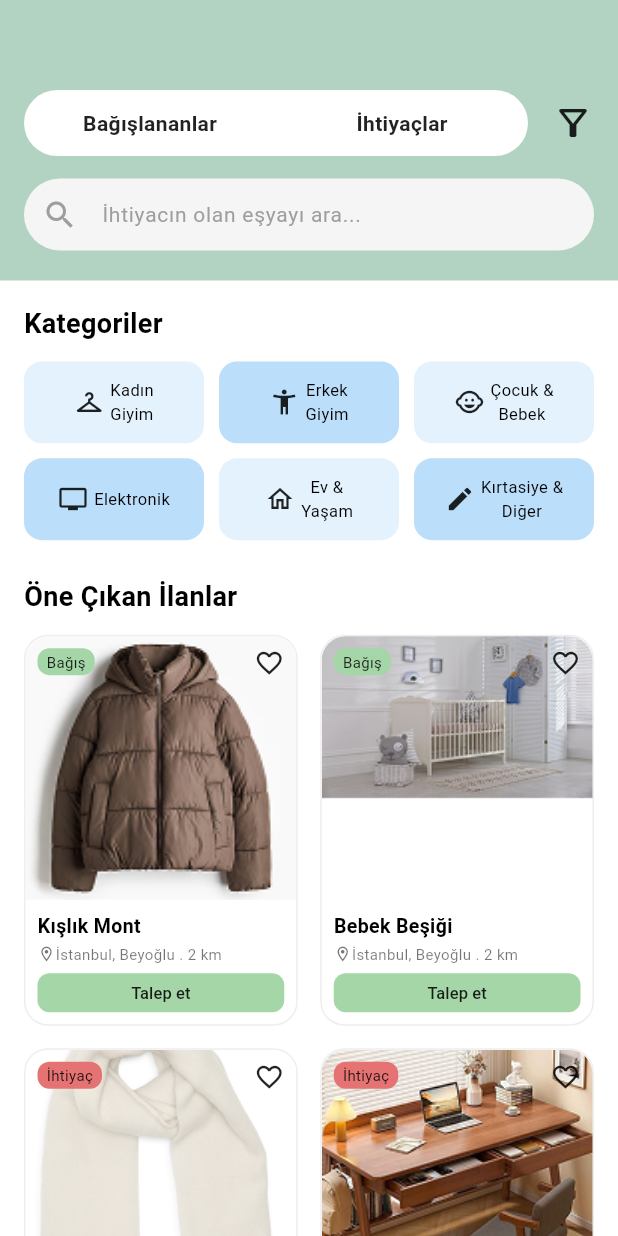
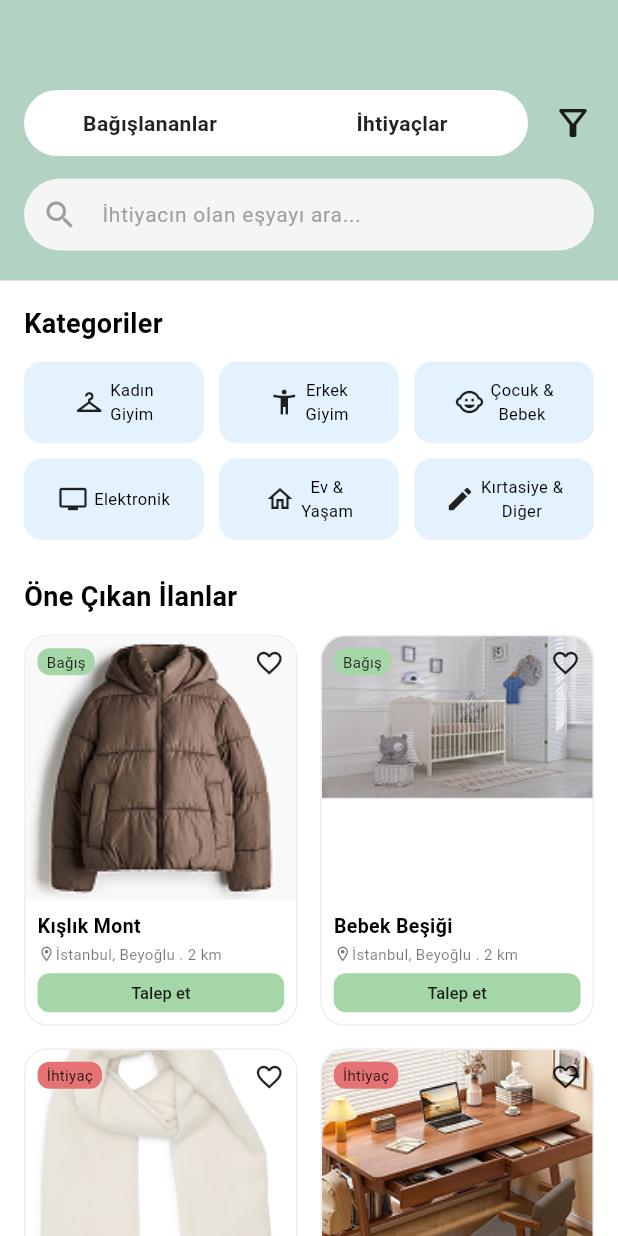
Before and after one commit to cecehvvt/SS_projesi, a Flutter app: the AnaSayfaEkrani screen opened directly, on a phone screen of 412 x 824 dp. Run offline on Flutter 3.47's test engine with Material 3 defaults, Android fonts, the phone set to English and light mode, and no system bars.

Commit message:
Anasayfa ekranında kategoriler butonları renkleri değiştirildi.

```diff
--- a/mobile/lib/screens/ana_sayfa/ana_sayfa_ekrani.dart
+++ b/mobile/lib/screens/ana_sayfa/ana_sayfa_ekrani.dart
@@ -79,11 +79,11 @@ class AnaSayfaEkrani extends StatelessWidget {
                     crossAxisSpacing: 10,
                     children: [
                       _kategoriKutusu(context, "Kadın\nGiyim", "Kadın Giyim", Icons.checkroom, Colors.blue.shade50, const Color(0xFFAFD6C4), const Color(0xFFDFF0E6)),
-                      _kategoriKutusu(context, "Erkek\nGiyim", "Erkek Giyim", Icons.accessibility_new, Colors.blue.shade100, const Color(0xFFAFD6C4), const Color(0xFFDFF0E6)),
+                      _kategoriKutusu(context, "Erkek\nGiyim", "Erkek Giyim", Icons.accessibility_new, Colors.blue.shade50, const Color(0xFFAFD6C4), const Color(0xFFDFF0E6)),
                       _kategoriKutusu(context, "Çocuk &\nBebek", "Çocuk & Bebek", Icons.child_care, Colors.blue.shade50, const Color(0xFFF4D8CD), const Color(0xFFF9E8E1)),
-                      _kategoriKutusu(context, "Elektronik", "Elektronik", Icons.tv, Colors.blue.shade100, const Color(0xFFD1C4E9), const Color(0xFFEDE7F6)),
+                      _kategoriKutusu(context, "Elektronik", "Elektronik", Icons.tv, Colors.blue.shade50, const Color(0xFFD1C4E9), const Color(0xFFEDE7F6)),
                       _kategoriKutusu(context, "Ev &\nYaşam", "Ev & Yaşam", Icons.home_outlined, Colors.blue.shade50, const Color(0xFFC8E6C9), const Color(0xFFE8F5E9)),
-                      _kategoriKutusu(context, "Kırtasiye &\nDiğer", "Kırtasiye & Diğer", Icons.edit, Colors.blue.shade100, const Color(0xFFB3E5FC), const Color(0xFFE1F5FE)),
+                      _kategoriKutusu(context, "Kırtasiye &\nDiğer", "Kırtasiye & Diğer", Icons.edit, Colors.blue.shade50, const Color(0xFFB3E5FC), const Color(0xFFE1F5FE)),
                     ],
                   ),
                   const SizedBox(height: 25),
```
